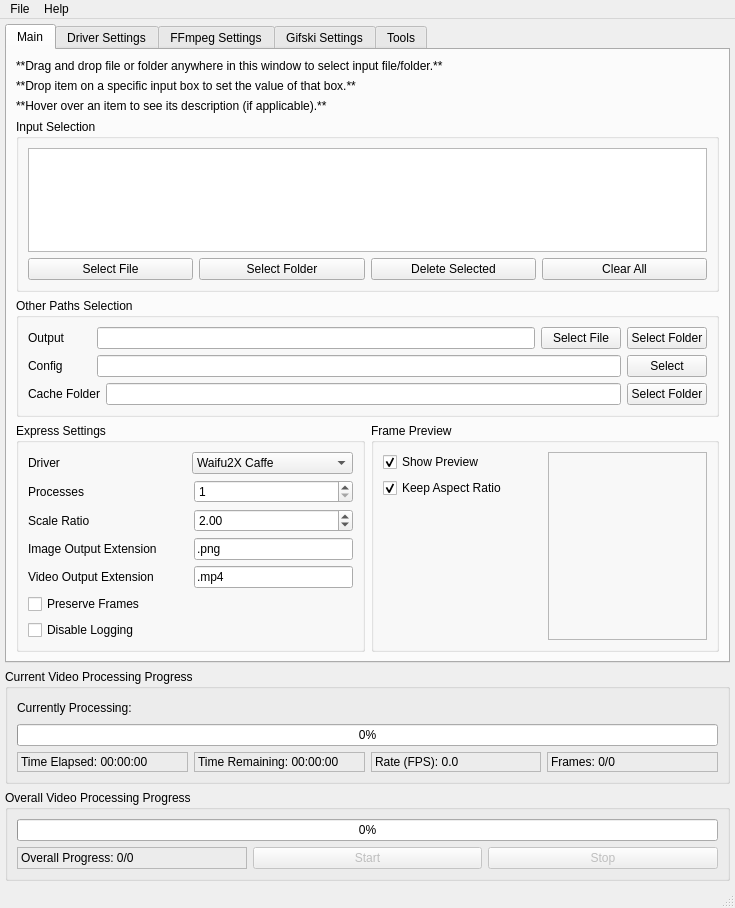
Before: the Qt Designer form src/video2x_gui.ui in k4yt3x/video2x, drawn with Qt 5.
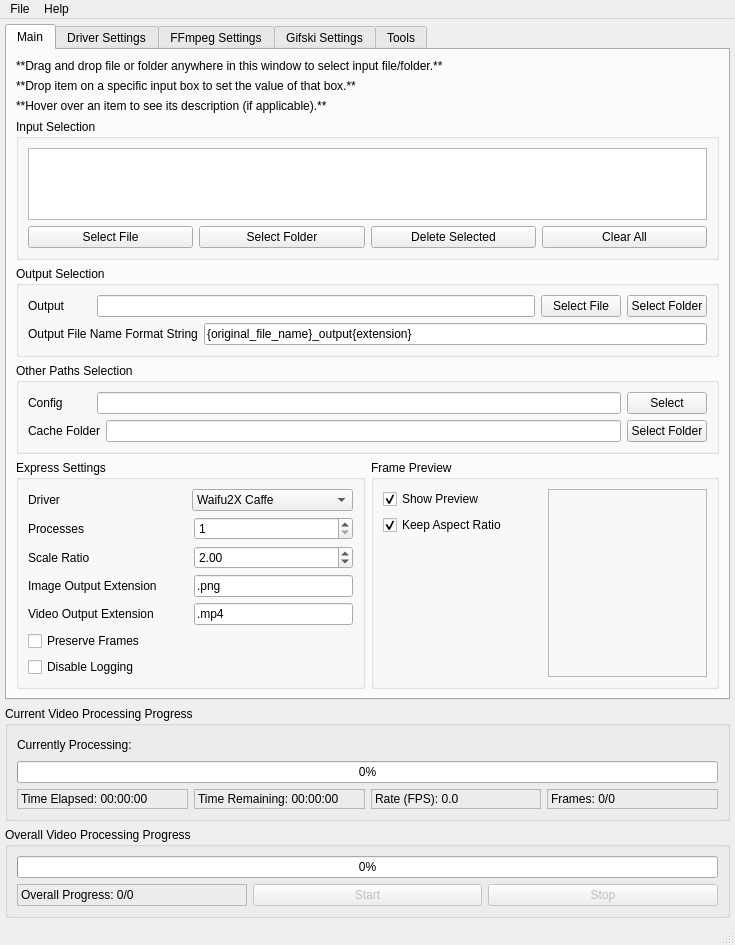
After: the same form once the commit is applied.

Commit message: added output file name format string

What changed in the file:
```diff
--- a/src/video2x_gui.ui
+++ b/src/video2x_gui.ui
@@ -6,8 +6,8 @@
    <rect>
     <x>0</x>
     <y>0</y>
-    <width>727</width>
-    <height>908</height>
+    <width>724</width>
+    <height>936</height>
    </rect>
   </property>
   <property name="acceptDrops">
@@ -142,11 +142,11 @@
          </widget>
         </item>
         <item>
-         <widget class="QGroupBox" name="otherPathsSelectionGroupBox">
+         <widget class="QGroupBox" name="groupBox">
           <property name="title">
-           <string>Other Paths Selection</string>
+           <string>Output Selection</string>
           </property>
-          <layout class="QVBoxLayout" name="verticalLayout_9">
+          <layout class="QVBoxLayout" name="verticalLayout_35">
            <item>
             <layout class="QHBoxLayout" name="outputHorizontalLayout">
              <item>
@@ -188,6 +188,45 @@
             </layout>
            </item>
            <item>
+            <layout class="QHBoxLayout" name="outputFileNameFormatStringHorizontalLayout">
+             <item>
+              <widget class="QLabel" name="outputFileNameFormatStringLabel">
+               <property name="minimumSize">
+                <size>
+                 <width>63</width>
+                 <height>0</height>
+                </size>
+               </property>
+               <property name="text">
+                <string>Output File Name Format String</string>
+               </property>
+              </widget>
+             </item>
+             <item>
+              <widget class="QLineEdit" name="outputFileNameFormatStringLineEdit">
+               <property name="toolTip">
+                <string>&lt;html&gt;&lt;head/&gt;&lt;body&gt;&lt;p&gt;Format string used to generate output file name(s).&lt;/p&gt;&lt;p&gt;For example, if the input is &amp;quot;sample.mp4&amp;quot;, and the format string is &amp;quot;{original_file_name}_output{extension}&amp;quot;, then the output file name will be &amp;quot;sample_output.mp4&amp;quot;.&lt;/p&gt;&lt;/body&gt;&lt;/html&gt;</string>
+               </property>
+               <property name="text">
+                <string>{original_file_name}_output{extension}</string>
+               </property>
+               <property name="alignment">
+                <set>Qt::AlignLeading|Qt::AlignLeft|Qt::AlignVCenter</set>
+               </property>
+              </widget>
+             </item>
+            </layout>
+           </item>
+          </layout>
+         </widget>
+        </item>
+        <item>
+         <widget class="QGroupBox" name="otherPathsSelectionGroupBox">
+          <property name="title">
+           <string>Other Paths Selection</string>
+          </property>
+          <layout class="QVBoxLayout" name="verticalLayout_9">
+           <item>
             <layout class="QHBoxLayout" name="configHorizontalLayout">
              <item>
               <widget class="QLabel" name="configLabel">
```
Left out of the diff: 2 changed lines with no effect on the pictures. The commit also changes 4 other files.
